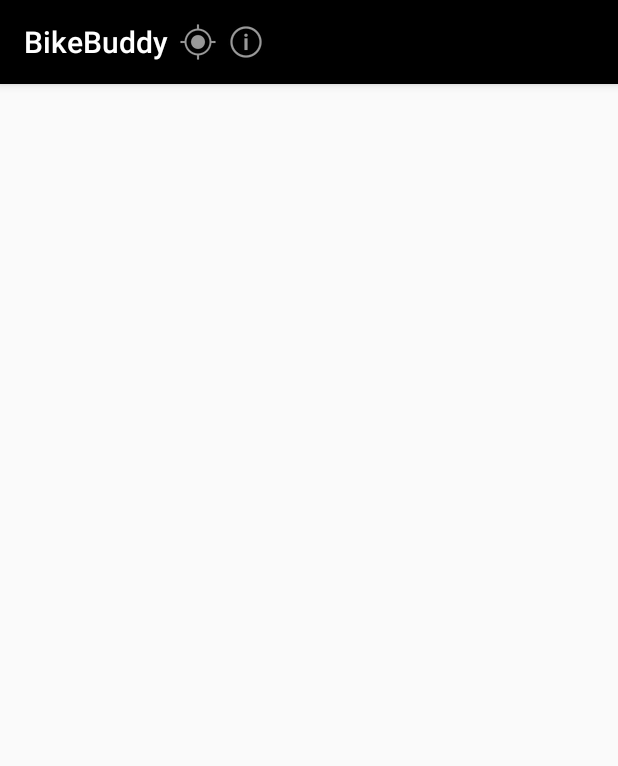
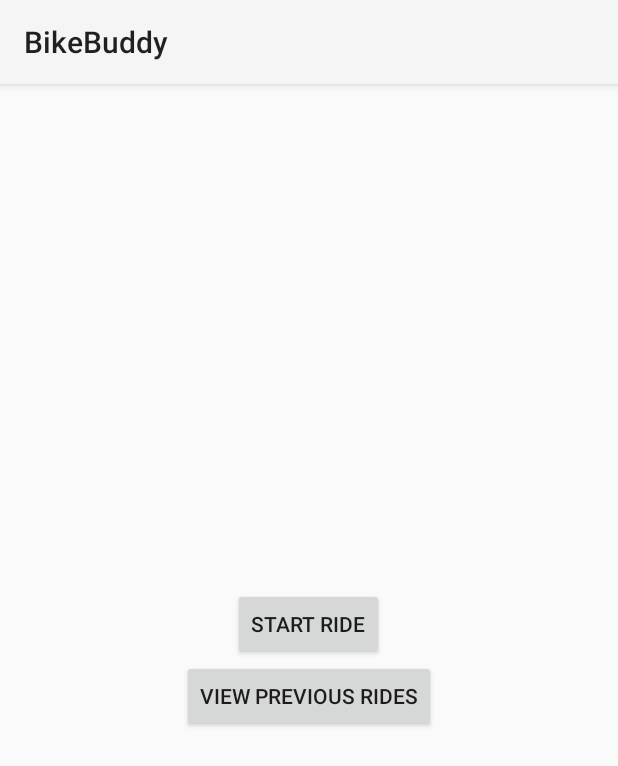
Before and after one commit to BaronLuisYoung/BikeBuddy, an Android app: the screen it shows after launch (MapsActivity before the commit, MainMenuActivity after it), on a phone screen of 412 x 824 dp. Shown: the top 766 px of the screen. Run offline under Robolectric (Android 15) with nearby library versions, the phone set to English and light mode, and no system bars.

Commit message:
Added main menu and one way transition.

```diff
--- /dev/null
+++ b/app/src/main/java/edu/ucsb/ece150/locationplus/MainMenuActivity.java
@@ -0,0 +1,38 @@
+package edu.ucsb.ece150.locationplus;
+
+import android.content.Intent;
+import android.os.Bundle;
+import android.view.View;
+import android.widget.Button;
+
+import androidx.appcompat.app.AppCompatActivity;
+
+public class MainMenuActivity extends AppCompatActivity {
+
+    @Override
+    protected void onCreate(Bundle savedInstanceState) {
+        super.onCreate(savedInstanceState);
+        setContentView(R.layout.activity_main_menu);
+
+        Button startRideButton = findViewById(R.id.start_ride_button);
+        Button viewPreviousRidesButton = findViewById(R.id.view_previous_rides_button);
+
+        startRideButton.setOnClickListener(new View.OnClickListener() {
+            @Override
+            public void onClick(View v) {
+                // Start the MapsActivity
+                Intent intent = new Intent(MainMenuActivity.this, MapsActivity.class);
+                startActivity(intent);
+            }
+        });
+
+        viewPreviousRidesButton.setOnClickListener(new View.OnClickListener() {
+            @Override
+            public void onClick(View v) {
+                // Start an activity for viewing previous rides
+                //Intent intent = new Intent(MainMenuActivity.this, PreviousRidesActivity.class);
+                //startActivity(intent);
+            }
+        });
+    }
+}
--- /dev/null
+++ b/app/src/main/res/layout/activity_main_menu.xml
@@ -0,0 +1,20 @@
+<LinearLayout
+    xmlns:android="http://schemas.android.com/apk/res/android"
+    android:layout_width="match_parent"
+    android:layout_height="match_parent"
+    android:orientation="vertical"
+    android:gravity="center"
+    android:padding="16dp">
+
+    <Button
+        android:id="@+id/start_ride_button"
+        android:layout_width="wrap_content"
+        android:layout_height="wrap_content"
+        android:text="@string/start_ride"/>
+
+    <Button
+        android:id="@+id/view_previous_rides_button"
+        android:layout_width="wrap_content"
+        android:layout_height="wrap_content"
+        android:text="@string/view_previous_rides"/>
+</LinearLayout>
--- a/app/src/main/res/values/strings.xml
+++ b/app/src/main/res/values/strings.xml
@@ -4,4 +4,6 @@
     <string name="info_details">Show information details</string>
     <string name="information_button">Information Button</string>
     <string name="center_camera_on_user">center_on_user</string>
+    <string name="start_ride">Start Ride</string>
+    <string name="view_previous_rides">View Previous Rides</string>
 </resources>
```
Also changed, not shown: app/src/main/AndroidManifest.xml (+16 -8 lines), app/src/main/java/edu/ucsb/ece150/locationplus/MapsActivity.java (+68 -40 lines).
